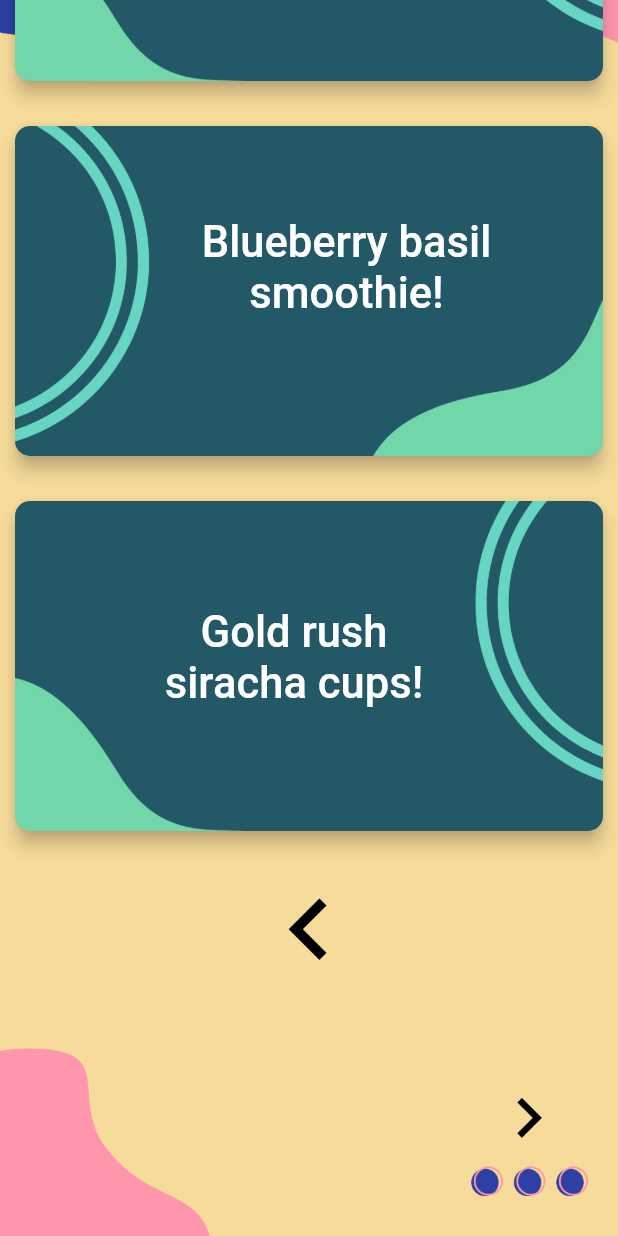
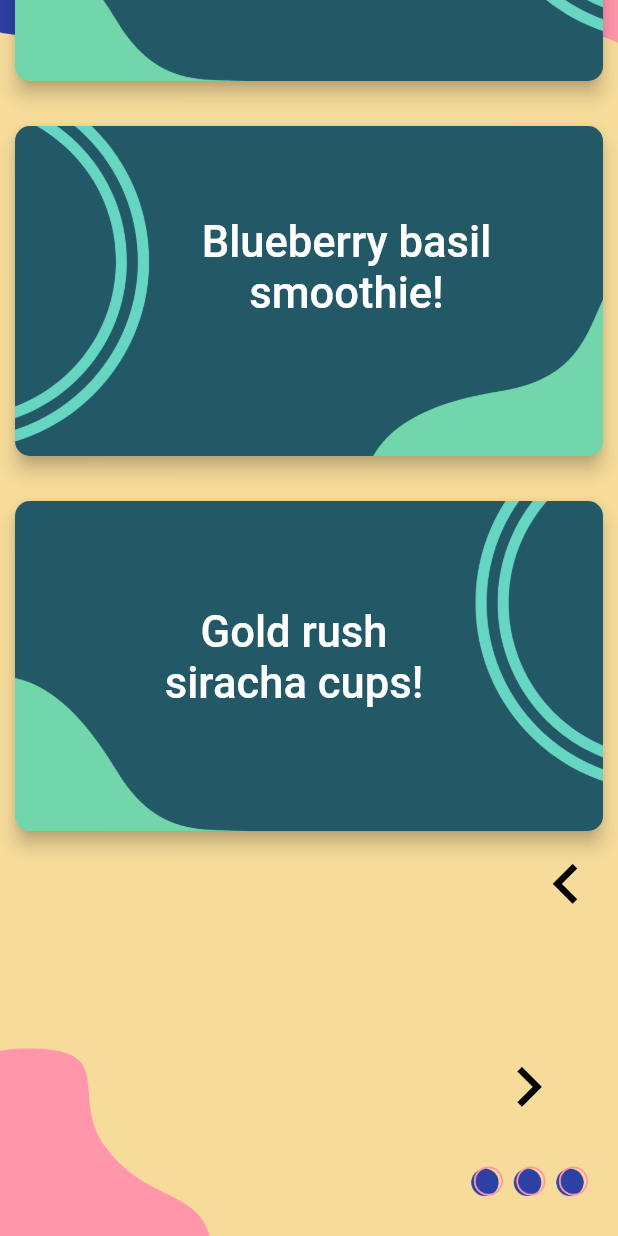
Before and after one commit to SashvDave/Kwit, a Flutter app: the Stress2 screen opened directly, scrolled down 386 dp, on a phone screen of 412 x 824 dp. Run offline on Flutter 3.47's test engine with Material 2 defaults, Android fonts, the phone set to English and light mode, and no system bars; our stand-ins replace audioplayers, circular_countdown_timer, firebase_auth, firebase_core, flutter_svg, google_sign_in and 1 more; missing offline and left inert: maze, pdf_flutter; accounts and stored records are empty.

Commit message:
Fix up routing

```diff
--- a/lib/screens/register.dart
+++ b/lib/screens/register.dart
@@ -1,11 +1,7 @@
 import 'package:flutter/material.dart';
 import 'package:firebase_auth/firebase_auth.dart';
-import 'package:google_sign_in/google_sign_in.dart';
-import 'package:firebase_database/firebase_database.dart';
 import 'package:kwit/screens/dashboard.dart';
 import 'package:kwit/screens/login.dart';
-import 'package:kwit/screens/sad1.dart';
-import 'package:kwit/screens/sad2.dart';
 
 void main() {
   runApp(registerscreen());
--- a/lib/screens/stress2.dart
+++ b/lib/screens/stress2.dart
@@ -194,20 +194,19 @@ class _Stress2State extends State<Stress2> {
                 ),
               ),
               Container(
-                alignment: Alignment.bottomCenter,
+                  alignment: Alignment.bottomRight,
                   margin: EdgeInsets.only(
-                    top: MediaQuery.of(context).size.height * 0.02,
-                    bottom: MediaQuery.of(context).size.height * 0.05),
+                      bottom: MediaQuery.of(context).size.height * 0.08,
+                      left: MediaQuery.of(context).size.height * 0.03),
                   child: IconButton(
                     onPressed: () {
                       Navigator.push(context,
-                        MaterialPageRoute(builder: (context) => Stress1()));
+                          MaterialPageRoute(builder: (context) => MyApp()));
                     },
                     icon: Icon(Icons.keyboard_arrow_left),
                     color: Colors.black,
-                  iconSize: sizewidth(buildContext) * 0.2,
-                ),
-              ),
+                    iconSize: sizewidth(buildContext) * 0.13,
+                  )),
               Container(
                   alignment: Alignment.bottomRight,
                   margin: EdgeInsets.only(
```
Also changed, not shown: lib/screens/dashboard.dart (+9 -1 lines), lib/screens/rehab.dart (+10 -1 lines). Lines whose indentation alone changed are shown as unchanged.
